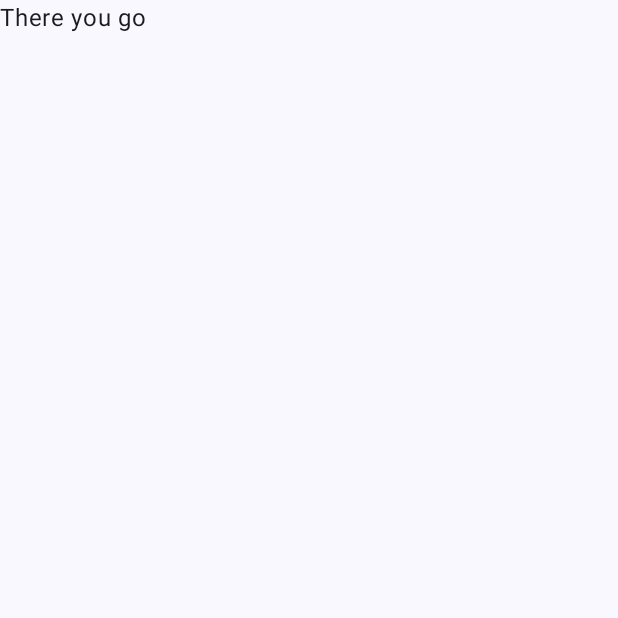
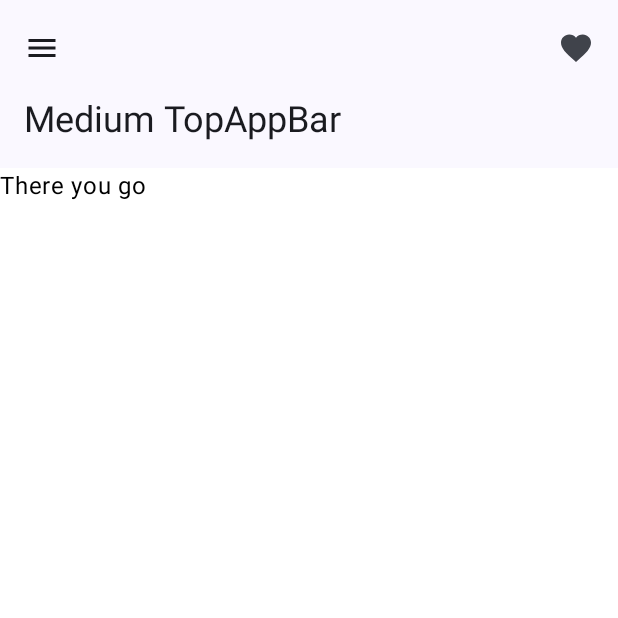
Before and after one commit to imashnake0/WindowInsets, an Android app built with Jetpack Compose: the screen it shows after launch (MainActivity), on a phone screen of 412 x 824 dp, the top half of it. Before the commit the part shown is almost empty. Run offline under Robolectric (Android 15) with nearby library versions, the phone set to English and light mode, and no system bars; our stand-ins replace accompanist.

Commit message:
Added `TopAppBar`

```diff
--- a/app/src/main/java/com/imashnake/windowinsets/MainActivity.kt
+++ b/app/src/main/java/com/imashnake/windowinsets/MainActivity.kt
@@ -3,17 +3,22 @@ package com.imashnake.windowinsets
 import android.os.Bundle
 import androidx.activity.ComponentActivity
 import androidx.activity.compose.setContent
+import androidx.compose.foundation.background
 import androidx.compose.foundation.layout.fillMaxSize
-import androidx.compose.material3.MaterialTheme
-import androidx.compose.material3.Surface
-import androidx.compose.material3.Text
+import androidx.compose.foundation.layout.padding
+import androidx.compose.material.icons.Icons
+import androidx.compose.material.icons.filled.Favorite
+import androidx.compose.material.icons.filled.Menu
+import androidx.compose.material3.*
 import androidx.compose.runtime.SideEffect
 import androidx.compose.ui.Modifier
 import androidx.compose.ui.graphics.Color
+import androidx.compose.ui.text.style.TextOverflow
 import androidx.core.view.WindowCompat
 import com.google.accompanist.systemuicontroller.rememberSystemUiController
 import com.imashnake.windowinsets.ui.theme.WindowInsetsTheme
 
+@ExperimentalMaterial3Api
 class MainActivity : ComponentActivity() {
     override fun onCreate(savedInstanceState: Bundle?) {
         super.onCreate(savedInstanceState)
@@ -27,11 +32,43 @@ class MainActivity : ComponentActivity() {
             }
 
             WindowInsetsTheme {
-                Surface(
-                    modifier = Modifier.fillMaxSize(),
-                    color = MaterialTheme.colorScheme.background
-                ) {
-                    Text("There you go")
+                Scaffold(
+                    topBar = {
+                        MediumTopAppBar(
+                            title = {
+                                Text(
+                                    "Medium TopAppBar",
+                                    maxLines = 1,
+                                    overflow = TextOverflow.Ellipsis
+                                )
+                            },
+                            navigationIcon = {
+                                IconButton(onClick = { /* doSomething() */ }) {
+                                    Icon(
+                                        imageVector = Icons.Filled.Menu,
+                                        contentDescription = "Localized description"
+                                    )
+                                }
+                            },
+                            actions = {
+                                IconButton(onClick = { /* doSomething() */ }) {
+                                    Icon(
+                                        imageVector = Icons.Filled.Favorite,
+                                        contentDescription = "Localized description"
+                                    )
+                                }
+                            }
+                        )
+                    }
+                ) { paddingValues ->
+                    Surface(
+                        modifier = Modifier
+                            .padding(paddingValues)
+                            .fillMaxSize(),
+                        color = Color.White
+                    ) {
+                        Text("There you go", color = Color.Black)
+                    }
                 }
             }
         }
```
